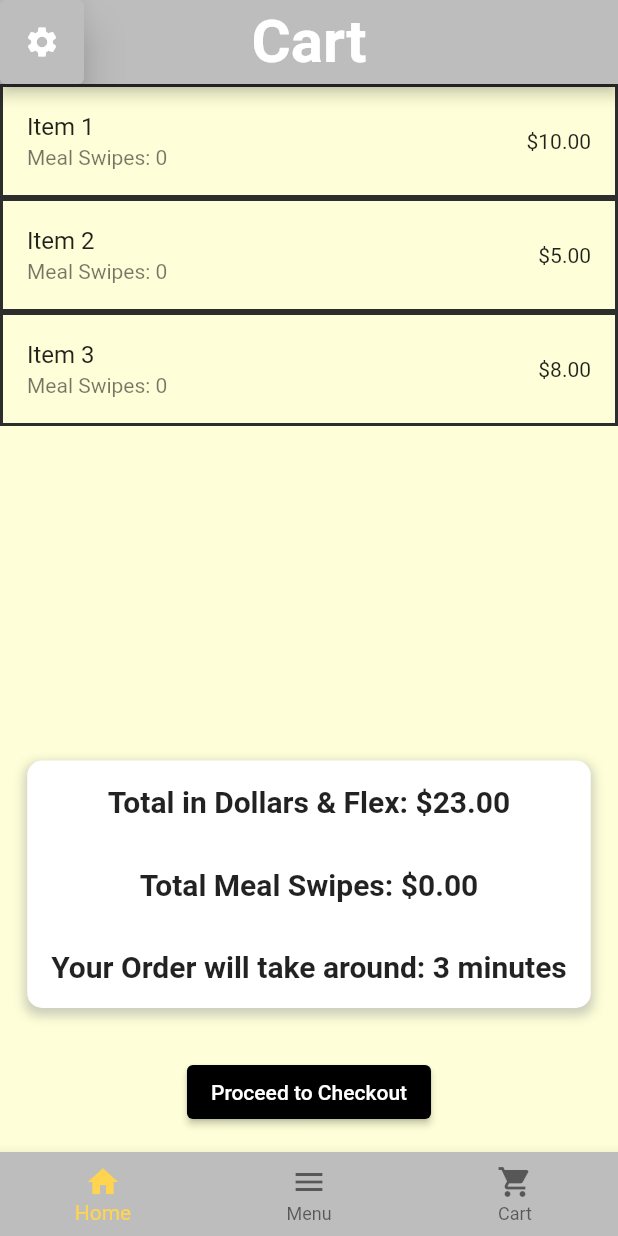
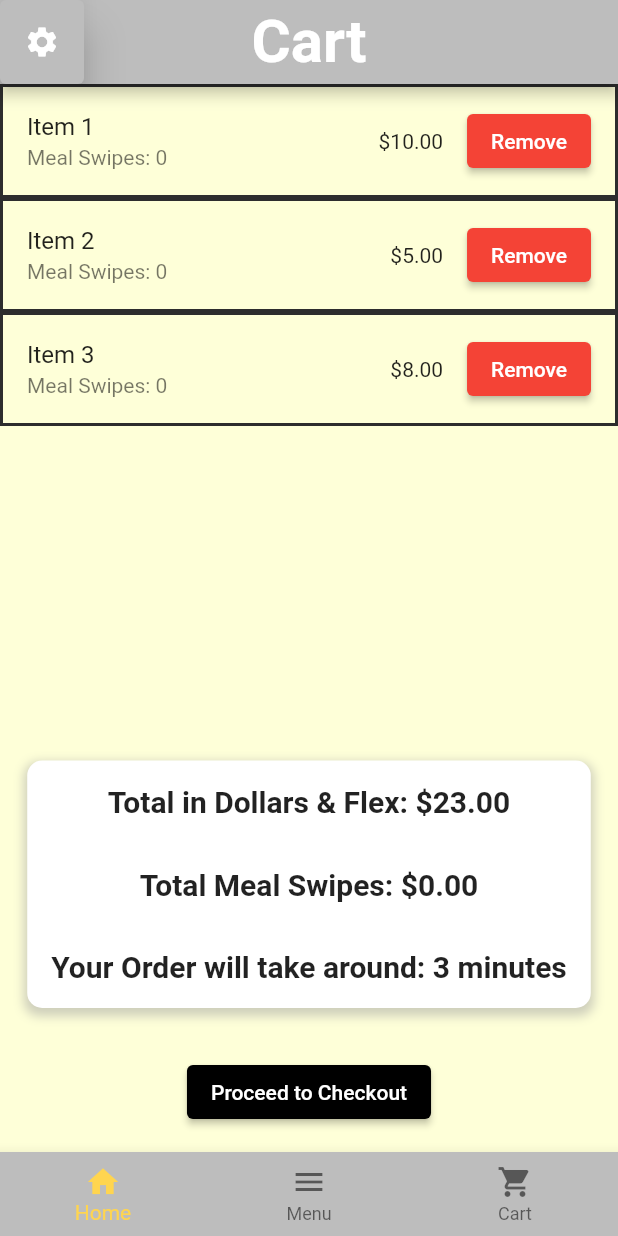
Before and after one commit to cscprof/CSC483_2023_Team1, a Flutter app: the screen it shows after launch, item 3 of the bottom bar chosen, on a phone screen of 412 x 824 dp. Run offline on Flutter 3.47's test engine with Material 2 defaults, Android fonts, the phone set to English and light mode, and no system bars; our stand-ins replace firebase_core, firebase_database; accounts and stored records are empty.

Commit message:
Cart Page1

```diff
--- a/lib/screens/cart.dart
+++ b/lib/screens/cart.dart
@@ -37,6 +37,12 @@ String calculateEstimatedTime() {
     return estimatedTime.toString();
   }
 
+// Function to remove an item from the cart
+  void removeItem(int index) {
+    setState(() {
+      widget.cartItems.removeAt(index);
+    });
+  }
   @override
   Widget build(BuildContext context) {
     double total = 0;
@@ -69,23 +75,33 @@ widget.cartItems.forEach((item) {
                       border: Border.all(
                         width: 2,
                         color: const Color(0xff2D2D2D),
-
                       ),
-                      //borderRadius: const BorderRadius.all(Radius.circular(8)), // Optional: Rounded corners
                     ),
                     child: ListTile(
                       title: Text(item.name),
                       subtitle: Column(
                         crossAxisAlignment: CrossAxisAlignment.start,
                         children: [
-                          //Text('Quantity: ${item.quantity}'),
-                          //Text('Price in Dollars & Flex: \$${item.priceInDollars.toStringAsFixed(2)}'),
-                          //Text('Price in Flex: ${item.priceInDollars.toStringAsFixed(2)} Flex'),
                           Text('Meal Swipes: ${item.mealSwipes}'),
                         ],
                       ),
-                      trailing: Text('\$${item.priceInDollars.toStringAsFixed(2)}'),
-
+                      trailing: Row(
+                        mainAxisSize: MainAxisSize.min,
+                        children: [
+                          Text('\$${item.priceInDollars.toStringAsFixed(2)}'),
+                          const SizedBox(width: 16),
+                          ElevatedButton(
+                            onPressed: () {
+                              // Call the removeItem function when the button is pressed
+                              removeItem(index);
+                            },
+                            style: ElevatedButton.styleFrom(
+                              backgroundColor: Colors.red, // Set the background color to red
+                            ),
+                            child: const Text('Remove'),
+                          ),
+                        ],
+                      ),
                     ),
                   ),
                 ],
@@ -93,6 +109,7 @@ widget.cartItems.forEach((item) {
             },
           ),
         ),
+
         Padding(
           padding: const EdgeInsets.all(16.0),
           child: Container(
```
